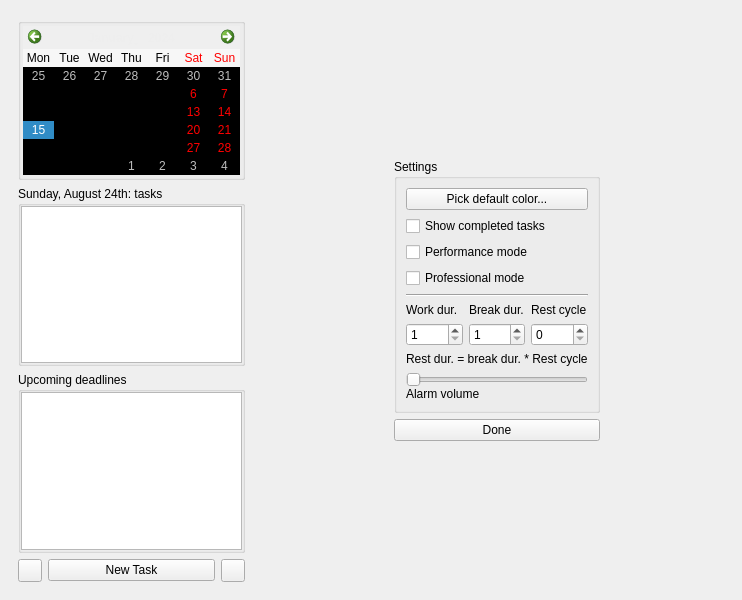
Above: src/mainwindow.ui from david4more/QtToDo before the change. Below: the same form after it.
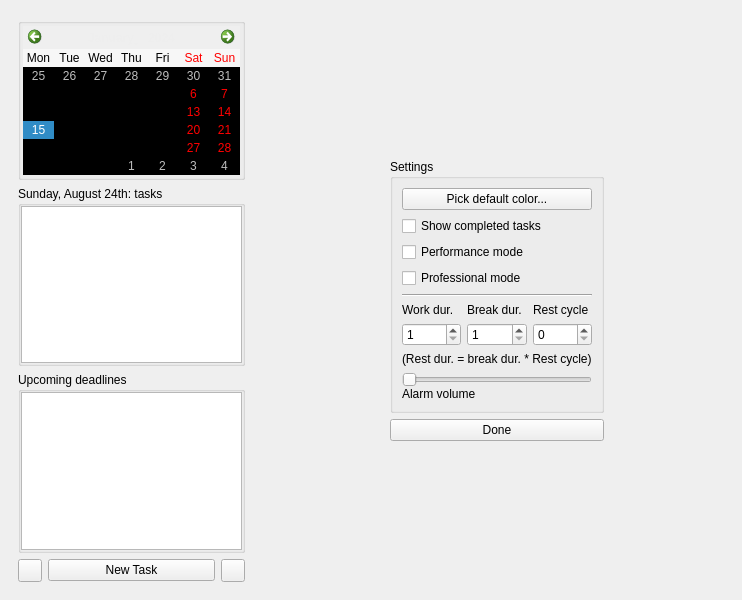
That is the form after the change.

What changed in the file:
```diff
--- a/src/mainwindow.ui
+++ b/src/mainwindow.ui
@@ -721,7 +721,7 @@
              <item row="2" column="0" colspan="3">
               <widget class="QLabel" name="label_11">
                <property name="text">
-                <string>Rest dur. = break dur. * Rest cycle</string>
+                <string>(Rest dur. = break dur. * Rest cycle)</string>
                </property>
               </widget>
              </item>
```
